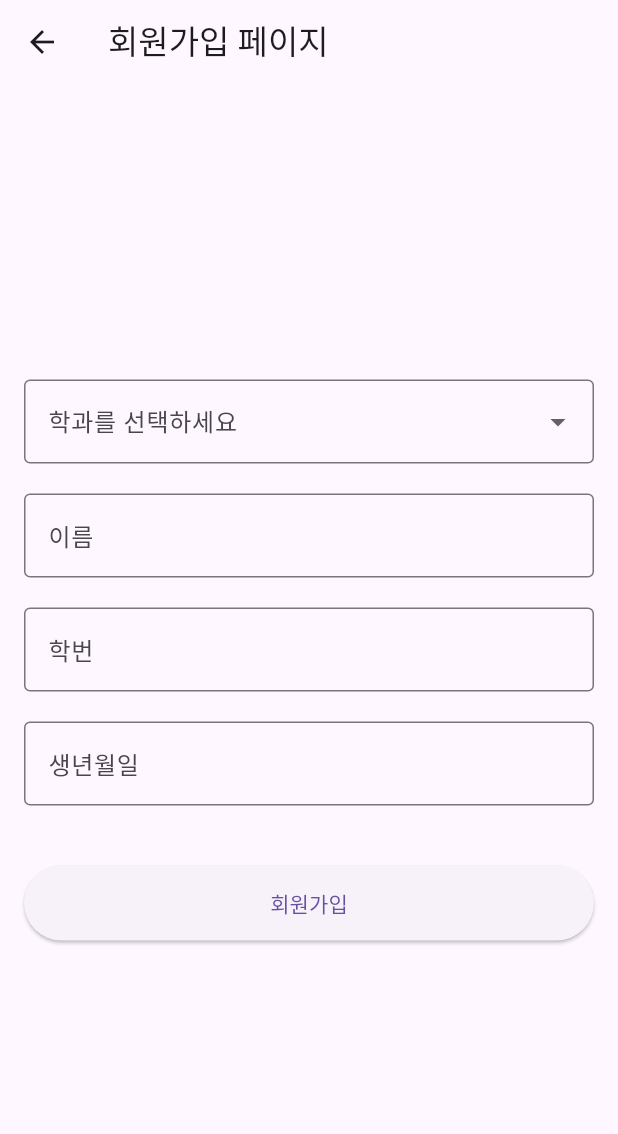
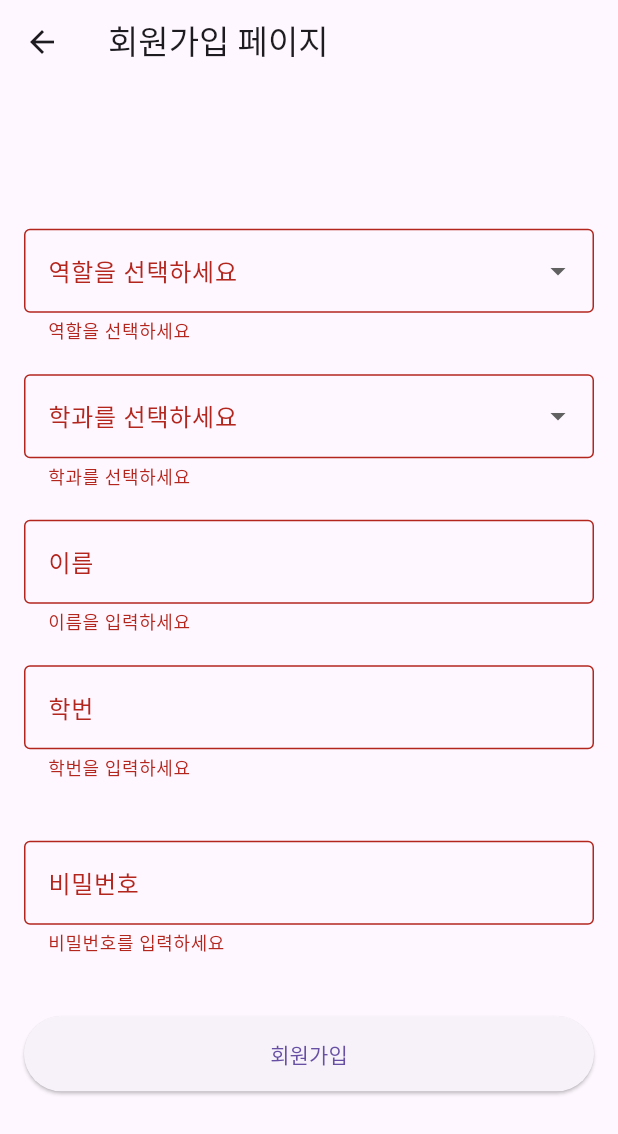
Before and after one commit to psh010208/attendance_check, a Flutter app: the SignUpPage screen opened by its route, after a tap on "회원가입", on a phone screen of 412 x 824 dp. Shown: the top 1134 px of the screen. Run offline on Flutter 3.47's test engine with Material 3 defaults, Android fonts, the phone set to English and light mode, and no system bars; our stand-ins replace cloud_firestore, firebase_core; accounts and stored records are empty.

Commit message:
데이터베이스 연동 성공

```diff
--- a/lib/feature/screen/SignUpPage.dart
+++ b/lib/feature/screen/SignUpPage.dart
@@ -1,6 +1,64 @@
 import 'package:flutter/material.dart';
+import 'package:cloud_firestore/cloud_firestore.dart';
+import 'package:attendance_check/database/model/studentModel.dart';
+import 'package:attendance_check/database/model/managerModel.dart';
 
-class SignUpPage extends StatelessWidget {
+class SignUpPage extends StatefulWidget {
+  @override
+  _SignUpPageState createState() => _SignUpPageState();
+}
+
+class _SignUpPageState extends State<SignUpPage> {
+  final _formKey = GlobalKey<FormState>();
+  String? _selectedRole; // 역할 선택 변수
+  String? _selectedDepartment; // 학과 선택 변수
+  String? _name;
+  String? _studentId;
+  String? _password;
+  String? _tel;
+  DateTime? _birthDate;
+
+  final FirebaseFirestore _firestore = FirebaseFirestore.instance;
+
+  // 회원가입 버튼을 눌렀을 때 호출되는 함수
+  Future<void> _submitForm() async {
+    if (_formKey.currentState!.validate()) {
+      _formKey.currentState!.save();
+
+      if (_selectedRole == '학부생') {
+        // 학부생일 경우
+        final student = StudentModel(
+          studentId: _studentId!,
+          department: _selectedDepartment!,
+          name: _name!,
+          tel: _tel!,
+          password: _password!,
+        );
+
+        // Firestore에 학부생 데이터 저장
+        await _firestore.collection('student').add(student.toMap());
+        print('학부생 데이터 저장 완료!');
+      } else if (_selectedRole == '관리자') {
+        // 관리자일 경우
+        final manager = ManagerModel(
+          managerId: _studentId!, // 학번 대신 관리자 ID 사용
+          department: _selectedDepartment!,
+          name: _name!,
+          password: _password!,
+        );
+
+        // Firestore에 관리자 데이터 저장
+        await _firestore.collection('manager').add(manager.toMap());
+        print('관리자 데이터 저장 완료!');
+      }
+
+      // 데이터 저장 완료 후 메시지 혹은 다음 페이지 이동
+      ScaffoldMessenger.of(context).showSnackBar(
+        SnackBar(content: Text('회원가입이 완료되었습니다!')),
+      );
+    }
+  }
+
   @override
   Widget build(BuildContext context) {
     return Scaffold(
@@ -9,59 +67,109 @@ class SignUpPage extends StatelessWidget {
       ),
       body: Padding(
         padding: const EdgeInsets.all(16.0),
+        child: Form(
+          key: _formKey,
           child: Column(
             mainAxisAlignment: MainAxisAlignment.center,
             children: [
+              // 역할 선택 필드
+              DropdownButtonFormField<String>(
+                decoration: InputDecoration(
+                  labelText: '역할을 선택하세요',
+                  border: OutlineInputBorder(),
+                ),
+                items: ['학부생', '관리자']
+                    .map((value) => DropdownMenuItem(
+                  child: Text(value),
+                  value: value,
+                ))
+                    .toList(),
+                onChanged: (value) {
+                  setState(() {
+                    _selectedRole = value;
+                  });
+                },
+                validator: (value) =>
+                value == null ? '역할을 선택하세요' : null,
+              ),
+              const SizedBox(height: 20),
+
               // 학과 선택 필드
               DropdownButtonFormField<String>(
                 decoration: InputDecoration(
                   labelText: '학과를 선택하세요',
                   border: OutlineInputBorder(),
                 ),
-              items: ['의료IT공학과', '컴퓨터소프트웨어공학과', '정보보호학과','AI빅데이터학과','사물인터넷학과','메타버스&게임학과'] // 예시 학과
+                items: ['의료IT공학과', '컴퓨터소프트웨어공학과', '정보보호학과', 'AI빅데이터학과', '사물인터넷학과', '메타버스&게임학과']
                     .map((value) => DropdownMenuItem(
                   child: Text(value),
                   value: value,
                 ))
                     .toList(),
                 onChanged: (value) {
-                // 학과 선택시 처리
+                  setState(() {
+                    _selectedDepartment = value;
+                  });
                 },
+                validator: (value) =>
+                value == null ? '학과를 선택하세요' : null,
               ),
               const SizedBox(height: 20),
 
               // 이름 입력 필드
-            TextField(
+              TextFormField(
                 decoration: InputDecoration(
                   labelText: '이름',
                   border: OutlineInputBorder(),
                 ),
+                onSaved: (value) => _name = value,
+                keyboardType: TextInputType.name, // 이 부분 추가
+                validator: (value) =>
+                value == null || value.isEmpty ? '이름을 입력하세요' : null,
               ),
               const SizedBox(height: 20),
 
-            // 학번 입력 필드
-            TextField(
+              // 학번 또는 관리자 ID 입력 필드
+              TextFormField(
                 decoration: InputDecoration(
-                labelText: '학번',
+                  labelText: _selectedRole == '관리자' ? '관리자 ID' : '학번',
                   border: OutlineInputBorder(),
                 ),
+                onSaved: (value) => _studentId = value,
+                validator: (value) =>
+                value == null || value.isEmpty ? '학번을 입력하세요' : null,
               ),
               const SizedBox(height: 20),
 
-            // 생년월일 입력 필드
-            TextField(
+              // 전화번호 입력 필드 (학부생만)
+              if (_selectedRole == '학부생')
+                TextFormField(
                   decoration: InputDecoration(
-                labelText: '생년월일',
+                    labelText: '전화번호',
                     border: OutlineInputBorder(),
                   ),
+                  onSaved: (value) => _tel = value,
+                  validator: (value) =>
+                  value == null || value.isEmpty ? '전화번호를 입력하세요' : null,
+                ),
+              const SizedBox(height: 20),
+
+              // 비밀번호 입력 필드
+              TextFormField(
+                decoration: InputDecoration(
+                  labelText: '비밀번호',
+                  border: OutlineInputBorder(),
+                ),
+                obscureText: true,
+                onSaved: (value) => _password = value,
+                validator: (value) =>
+                value == null || value.isEmpty ? '비밀번호를 입력하세요' : null,
               ),
               const SizedBox(height: 40),
 
               // 회원가입 버튼
               ElevatedButton(
-              onPressed: () {
-                // 회원가입 처리
-              },
+                onPressed: _submitForm,
                 child: Text('회원가입'),
                 style: ElevatedButton.styleFrom(
                   minimumSize: Size(double.infinity, 50), // 버튼 가로 크기
@@ -70,6 +178,7 @@ class SignUpPage extends StatelessWidget {
             ],
           ),
         ),
+      ),
     );
   }
 }
--- a/lib/main.dart
+++ b/lib/main.dart
@@ -6,8 +6,13 @@ import 'feature/screen/SignUpPage.dart';  // 회원가입 페이지 import
 
 void main() async {
   WidgetsFlutterBinding.ensureInitialized();
-  await Firebase.initializeApp(); // Firebase 초기화
-
+  try {
+    await Firebase.initializeApp();
+    runApp(const MyApp());
+    print('Firebase 초기화 성공');
+  } catch (e) {
+    print('Firebase 초기화 중 오류 발생: $e');
+  }
   runApp(const MyApp());
 }
 
```
Also changed, not shown: pubspec.yaml (+3 -4 lines), lib/database/db_service.dart (deleted), pubspec.lock, 4 other files. Lines whose indentation alone changed are shown as unchanged.
